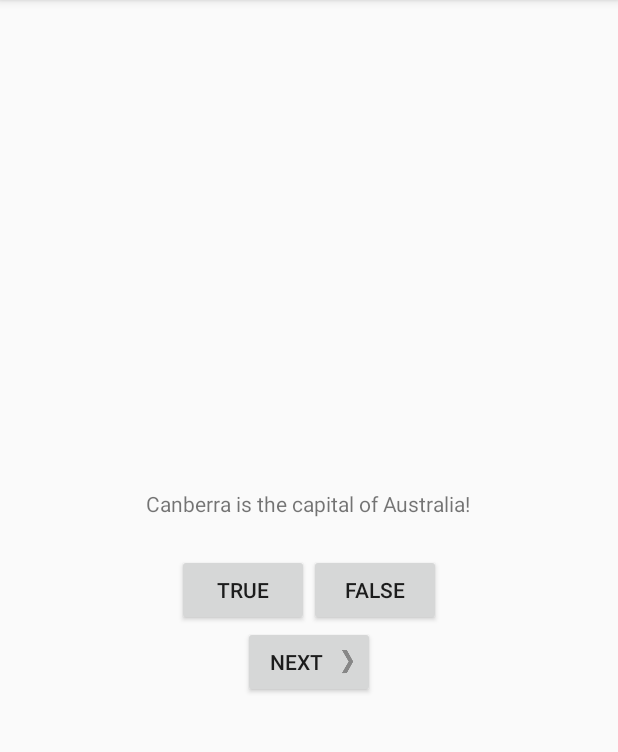
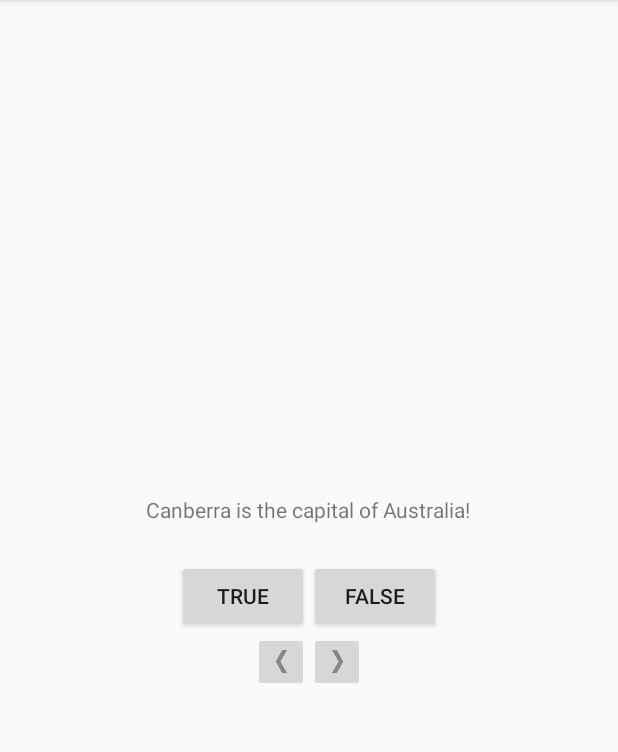
Before and after one commit to mbrentrowe/GeoQuizChallenge, an Android app: the screen it shows after launch (QuizActivity), on a phone screen of 412 x 824 dp, the part 84-836 px from its top. Run offline under Robolectric (Android 15) with nearby library versions, the phone set to English and light mode, and no system bars.

Commit message:
Friday night laptop commit. Chapter two challenges completed.

```diff
--- a/app/src/main/java/com/bignerdranch/android/geoquiz/QuizActivity.java
+++ b/app/src/main/java/com/bignerdranch/android/geoquiz/QuizActivity.java
@@ -5,6 +5,7 @@ import android.os.Bundle;
 import android.view.Gravity;
 import android.view.View;
 import android.widget.Button;
+import android.widget.ImageButton;
 import android.widget.TextView;
 import android.widget.Toast;
 
@@ -13,7 +14,8 @@ public class QuizActivity extends AppCompatActivity {
 
     private Button mTrueButton;
     private Button mFalseButton;
-    private Button mNextButton;
+    private ImageButton mPrevButton;
+    private ImageButton mNextButton;
     private TextView mQuestionTextView;
 
     private Question[] mQuestionBank = new Question[] {
@@ -33,9 +35,12 @@ public class QuizActivity extends AppCompatActivity {
         setContentView(R.layout.activity_quiz);
 
         mQuestionTextView = (TextView) findViewById(R.id.question_text_view);
-        mQuestionTextView.setOnClickListener((v) {
-            mCurrentIndex = (mCurrentIndex + 1) % mQuestionBank.length;
-            updateQuestion();
+        mQuestionTextView.setOnClickListener(new View.OnClickListener() {
+            @Override
+            public void onClick(View v) {
+                mCurrentIndex = (mCurrentIndex + 1) % mQuestionBank.length;
+                updateQuestion();
+            }
         });
 
         mTrueButton = (Button) findViewById(R.id.true_button);
@@ -54,7 +59,16 @@ public class QuizActivity extends AppCompatActivity {
             }
         });
 
-        mNextButton = (Button) findViewById(R.id.next_button);
+        mPrevButton = (ImageButton) findViewById(R.id.prev_button);
+        mPrevButton.setOnClickListener(new View.OnClickListener() {
+            @Override
+            public void onClick(View v) {
+                mCurrentIndex = (mCurrentIndex - 1);
+                updateQuestion();
+            }
+        });
+
+        mNextButton = (ImageButton) findViewById(R.id.next_button);
         mNextButton.setOnClickListener(new View.OnClickListener() {
             @Override
             public void onClick(View v) {
--- a/app/src/main/res/layout/activity_quiz.xml
+++ b/app/src/main/res/layout/activity_quiz.xml
@@ -30,12 +30,31 @@
 
         </LinearLayout>
 
-    <Button
-        android:id="@+id/next_button"
-        android:layout_width="wrap_content"
-        android:layout_height="wrap_content"
-        android:text="@string/next_button"
-        android:drawableRight="@drawable/arrow_right"
-        android:drawablePadding="4dp" />
+        <LinearLayout
+            android:layout_width="wrap_content"
+            android:layout_height="wrap_content"
+            android:orientation="horizontal" >
+
+            <ImageButton
+                android:id="@+id/prev_button"
+                android:layout_width="wrap_content"
+                android:layout_height="wrap_content"
+                android:src="@drawable/arrow_left"
+                android:contentDescription="@string/prev_button_content"/>
+                <!--android:drawableLeft="@drawable/arrow_left"
+                android:drawablePadding="4dp" />
+                android:text="@string/prev_button"/-->
+
+            <ImageButton
+                android:id="@+id/next_button"
+                android:layout_width="wrap_content"
+                android:layout_height="wrap_content"
+                android:src="@drawable/arrow_right"
+                android:contentDescription="@string/next_button_content"/>
+                <!--android:text="@string/next_button"
+                android:drawableRight="@drawable/arrow_right"
+                android:drawablePadding="4dp"-->
+
+        </LinearLayout>
 
 </LinearLayout>
--- a/app/src/main/res/values/strings.xml
+++ b/app/src/main/res/values/strings.xml
@@ -11,7 +11,10 @@
         freshwater lake.</string>
     <string name="true_button">True</string>
     <string name="false_button">False</string>
+    <string name="prev_button">Prev</string>
+    <string name="prev_button_content">Click to see the previous question.</string>
     <string name="next_button">Next</string>
+    <string name="next_button_content">Click to see the next question.</string>
     <string name="correct_toast">Correct!</string>
     <string name="incorrect_toast">Incorrect!</string>
 </resources>
```
